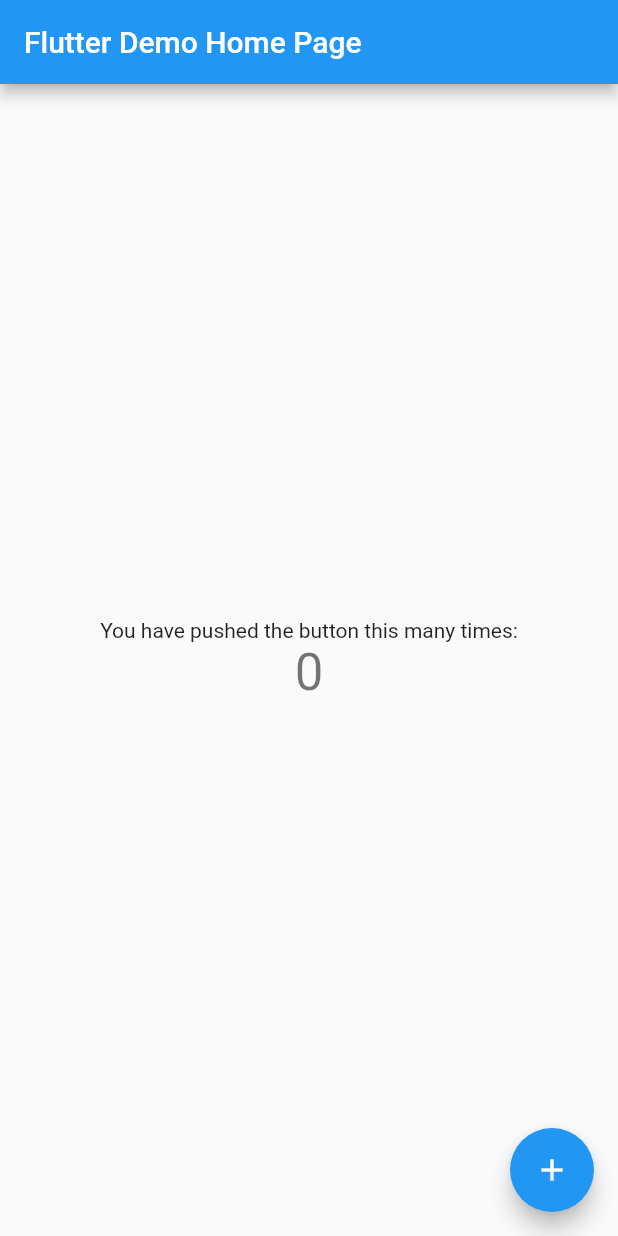
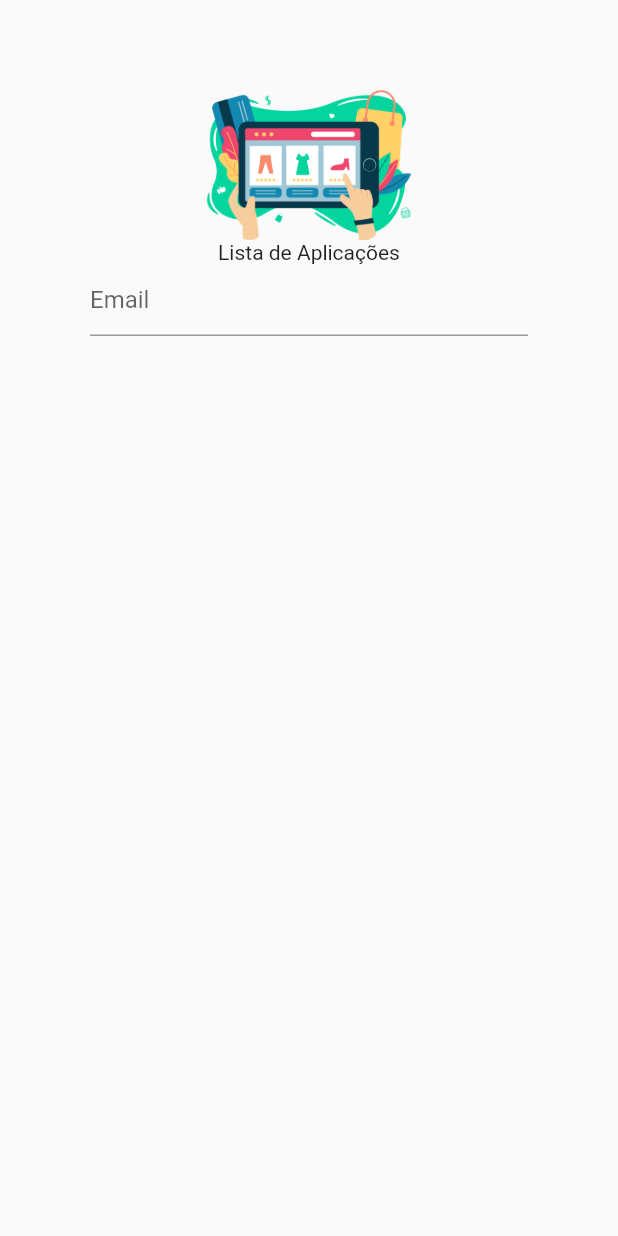
Before and after one commit to matheusfellipe/shopcom-flutter, a Flutter app: the screen it shows after launch, on a phone screen of 412 x 824 dp. Run offline on Flutter 3.47's test engine with Material 2 defaults, Android fonts, the light colour scheme and no system bars.

Commit message:
improving login screen

```diff
--- a/lib/main.dart
+++ b/lib/main.dart
@@ -1,4 +1,5 @@
 import 'package:flutter/material.dart';
+import 'package:flutter_application_1/screen/login_screen.dart';
 
 void main() {
   runApp(const MyApp());
@@ -7,39 +8,20 @@
 class MyApp extends StatelessWidget {
   const MyApp({super.key});
 
-  // This widget is the root of your application.
   @override
   Widget build(BuildContext context) {
     return MaterialApp(
-      title: 'Flutter Demo',
+      title: 'E-commerce Aplication',
       theme: ThemeData(
-        // This is the theme of your application.
-        //
-        // Try running your application with "flutter run". You'll see the
-        // application has a blue toolbar. Then, without quitting the app, try
-        // changing the primarySwatch below to Colors.green and then invoke
-        // "hot reload" (press "r" in the console where you ran "flutter run",
-        // or simply save your changes to "hot reload" in a Flutter IDE).
-        // Notice that the counter didn't reset back to zero; the application
-        // is not restarted.
         primarySwatch: Colors.blue,
       ),
-      home: const MyHomePage(title: 'Flutter Demo Home Page'),
+      home: const LoginScreen(),
     );
   }
 }
 
 class MyHomePage extends StatefulWidget {
   const MyHomePage({super.key, required this.title});
-
-  // This widget is the home page of your application. It is stateful, meaning
-  // that it has a State object (defined below) that contains fields that affect
-  // how it looks.
-
-  // This class is the configuration for the state. It holds the values (in this
-  // case the title) provided by the parent (in this case the App widget) and
-  // used by the build method of the State. Fields in a Widget subclass are
-  // always marked "final".
 
   final String title;
 
@@ -52,47 +34,18 @@
 
   void _incrementCounter() {
     setState(() {
-      // This call to setState tells the Flutter framework that something has
-      // changed in this State, which causes it to rerun the build method below
-      // so that the display can reflect the updated values. If we changed
-      // _counter without calling setState(), then the build method would not be
-      // called again, and so nothing would appear to happen.
       _counter++;
     });
   }
 
   @override
   Widget build(BuildContext context) {
-    // This method is rerun every time setState is called, for instance as done
-    // by the _incrementCounter method above.
-    //
-    // The Flutter framework has been optimized to make rerunning build methods
-    // fast, so that you can just rebuild anything that needs updating rather
-    // than having to individually change instances of widgets.
     return Scaffold(
       appBar: AppBar(
-        // Here we take the value from the MyHomePage object that was created by
-        // the App.build method, and use it to set our appbar title.
         title: Text(widget.title),
       ),
       body: Center(
-        // Center is a layout widget. It takes a single child and positions it
-        // in the middle of the parent.
         child: Column(
-          // Column is also a layout widget. It takes a list of children and
-          // arranges them vertically. By default, it sizes itself to fit its
-          // children horizontally, and tries to be as tall as its parent.
-          //
-          // Invoke "debug painting" (press "p" in the console, choose the
-          // "Toggle Debug Paint" action from the Flutter Inspector in Android
-          // Studio, or the "Toggle Debug Paint" command in Visual Studio Code)
-          // to see the wireframe for each widget.
-          //
-          // Column has various properties to control how it sizes itself and
-          // how it positions its children. Here we use mainAxisAlignment to
-          // center the children vertically; the main axis here is the vertical
-          // axis because Columns are vertical (the cross axis would be
-          // horizontal).
           mainAxisAlignment: MainAxisAlignment.center,
           children: <Widget>[
             const Text(
--- /dev/null
+++ b/lib/screen/login_screen.dart
@@ -0,0 +1,31 @@
+import 'package:flutter/material.dart';
+
+class LoginScreen extends StatelessWidget {
+  const LoginScreen({super.key});
+
+  @override
+  Widget build(BuildContext context) {
+    return Scaffold(
+      body: Center(
+        child: Padding(
+          padding: const EdgeInsets.all(60.0),
+          child: Column(
+            children: [
+              Image.asset(
+                'assets/Ecommerce.png',
+                height: 100,
+              ),
+              const Text("Lista de Aplicações"),
+              TextFormField(
+                keyboardType: TextInputType.emailAddress,
+                decoration: const InputDecoration(
+                  hintText: 'Email',
+                ),
+              )
+            ],
+          ),
+        ),
+      ),
+    );
+  }
+}
--- a/pubspec.yaml
+++ b/pubspec.yaml
@@ -60,8 +60,8 @@
   uses-material-design: true
 
   # To add assets to your application, add an assets section, like this:
-  # assets:
-  #   - images/a_dot_burr.jpeg
+  assets:
+  - assets/Ecommerce.png
   #   - images/a_dot_ham.jpeg
 
   # An image asset can refer to one or more resolution-specific "variants", see
```
Also changed, not shown: assets/Ecommerce.png (added).
